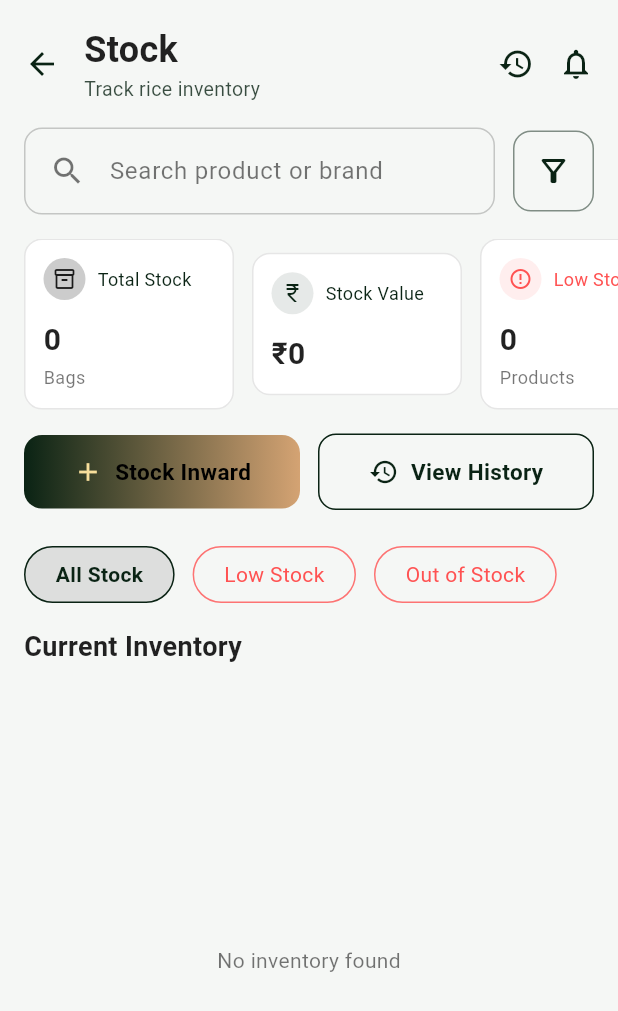
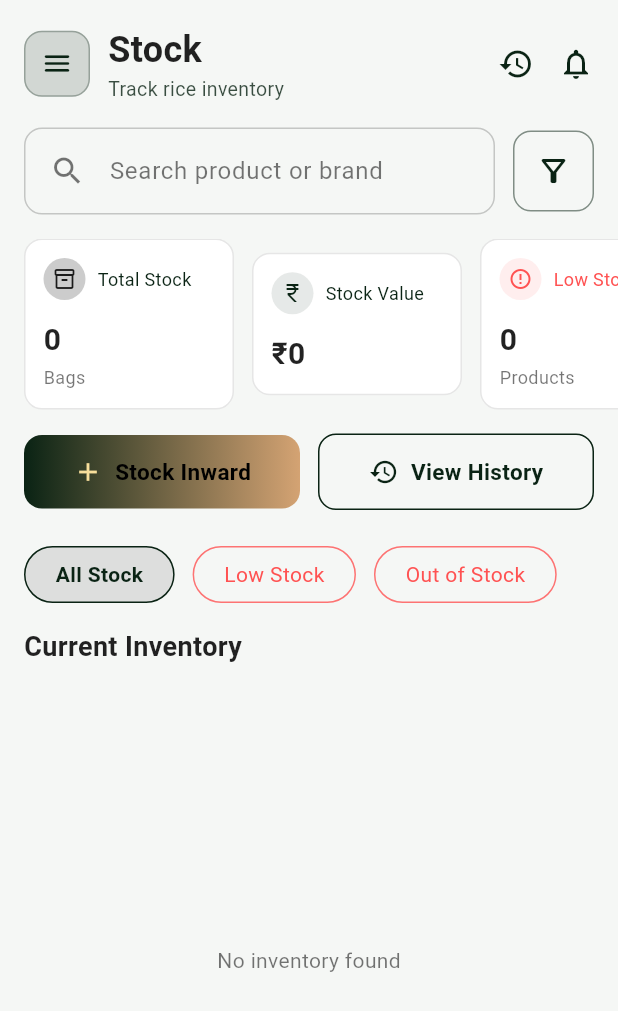
Before and after one commit to Jothimani2704/Rice_Business_WEBB, a Flutter app: the StockListScreen screen opened directly, on a phone screen of 412 x 824 dp. Shown: the top 1011 px of the screen. Run offline on Flutter 3.47's test engine with Material 3 defaults, Android fonts, the phone set to English and light mode, and no system bars; our stand-ins replace flutter_secure_storage, image_picker, shared_preferences, shimmer; accounts and stored records are empty; network calls fail.

Commit message:
feat: add stock list screen and application events utility

```diff
--- a/lib/screens/stock/stock_list_screen.dart
+++ b/lib/screens/stock/stock_list_screen.dart
@@ -2,6 +2,7 @@ import 'package:flutter/material.dart';
 import 'package:intl/intl.dart';
 
 import '../../services/product_service.dart';
+import '../../utils/app_events.dart';
 import '../../widgets/skeleton_loader.dart';
 import 'stock_form_screen.dart';
 import 'stock_detail_screen.dart';
@@ -17,6 +18,9 @@ class _StockListScreenState extends State<StockListScreen> {
   List<Map<String, dynamic>> _inventory = [];
   bool _isLoading = true;
   String _selectedFilter = 'All Stock';
+  final TextEditingController _searchController = TextEditingController();
+  final FocusNode _searchFocusNode = FocusNode();
+  String _searchQuery = '';
 
   final numFormat = NumberFormat('#,##,###');
 
@@ -24,10 +28,21 @@ class _StockListScreenState extends State<StockListScreen> {
   void initState() {
     super.initState();
     _fetchInventory();
+    AppEvents.refreshData.addListener(_fetchInventory);
+  }
+
+  @override
+  void dispose() {
+    _searchController.dispose();
+    _searchFocusNode.dispose();
+    AppEvents.refreshData.removeListener(_fetchInventory);
+    super.dispose();
   }
 
   Future<void> _fetchInventory() async {
-    setState(() => _isLoading = true);
+    if (_inventory.isEmpty) {
+      setState(() => _isLoading = true);
+    }
     try {
       final products = await ProductService.getProducts();
       if (mounted) {
@@ -64,8 +79,24 @@ class _StockListScreenState extends State<StockListScreen> {
   }
 
   List<Map<String, dynamic>> get _filteredInventory {
-    if (_selectedFilter == 'All Stock') return _inventory;
-    return _inventory.where((p) => p['status'] == _selectedFilter).toList();
+    List<Map<String, dynamic>> list = _inventory;
+
+    if (_selectedFilter != 'All Stock') {
+      list = list.where((p) => p['status'] == _selectedFilter).toList();
+    }
+
+    if (_searchQuery.trim().isNotEmpty) {
+      final q = _searchQuery.trim().toLowerCase();
+      list = list.where((p) {
+        final name = (p['name'] ?? p['productName'] ?? '').toString().toLowerCase();
+        final brand = (p['brand'] ?? p['brandName'] ?? p['category'] ?? '').toString().toLowerCase();
+        final code = (p['productCode'] ?? p['code'] ?? '').toString().toLowerCase();
+        final size = (p['bagSize'] ?? p['size'] ?? '').toString().toLowerCase();
+        return name.contains(q) || brand.contains(q) || code.contains(q) || size.contains(q);
+      }).toList();
+    }
+
+    return list;
   }
 
   @override
@@ -104,15 +135,24 @@ class _StockListScreenState extends State<StockListScreen> {
                 child: Row(
                   children: [
                     GestureDetector(
-                      onTap: () {
-                        if (Navigator.canPop(context)) Navigator.pop(context);
-                      },
-                      child: Icon(
-                        Icons.arrow_back,
-                        color: Theme.of(context).colorScheme.primary,
+                      onTap: () => AppEvents.goToTab(4),
+                      child: Container(
+                        padding: const EdgeInsets.all(10),
+                        decoration: BoxDecoration(
+                          color: Theme.of(context).colorScheme.primary.withValues(alpha: 0.15),
+                          borderRadius: BorderRadius.circular(12),
+                          border: Border.all(
+                            color: Theme.of(context).colorScheme.primary.withValues(alpha: 0.3),
+                          ),
+                        ),
+                        child: Icon(
+                          Icons.menu_rounded,
+                          color: Theme.of(context).colorScheme.primary,
+                          size: 22,
+                        ),
                       ),
                     ),
-                    const SizedBox(width: 16),
+                    const SizedBox(width: 12),
                     Expanded(
                       child: Column(
                         crossAxisAlignment: CrossAxisAlignment.start,
@@ -169,6 +209,13 @@ class _StockListScreenState extends State<StockListScreen> {
                           ),
                         ),
                         child: TextField(
+                          controller: _searchController,
+                          focusNode: _searchFocusNode,
+                          onChanged: (value) {
+                            setState(() {
+                              _searchQuery = value;
+                            });
+                          },
                           style: TextStyle(color: Theme.of(context).colorScheme.onSurface),
                           decoration: InputDecoration(
                             icon: Icon(
@@ -180,6 +227,21 @@ class _StockListScreenState extends State<StockListScreen> {
                               color: Theme.of(context).colorScheme.outline,
                             ),
                             border: InputBorder.none,
+                            suffixIcon: _searchQuery.isNotEmpty
+                                ? IconButton(
+                                    icon: Icon(
+                                      Icons.clear,
+                                      size: 18,
+                                      color: Theme.of(context).colorScheme.outline,
+                                    ),
+                                    onPressed: () {
+                                      setState(() {
+                                        _searchController.clear();
+                                        _searchQuery = '';
+                                      });
+                                    },
+                                  )
+                                : null,
                           ),
                         ),
                       ),
--- a/lib/utils/app_events.dart
+++ b/lib/utils/app_events.dart
@@ -4,7 +4,14 @@ class AppEvents {
   // Global notifier to trigger UI refreshes across tabs and screens
   static final ValueNotifier<int> refreshData = ValueNotifier<int>(0);
 
+  // Global notifier to switch bottom navigation tabs
+  static final ValueNotifier<int?> switchTab = ValueNotifier<int?>(null);
+
   static void triggerRefresh() {
     refreshData.value++;
   }
+
+  static void goToTab(int index) {
+    switchTab.value = index;
+  }
 }
```
